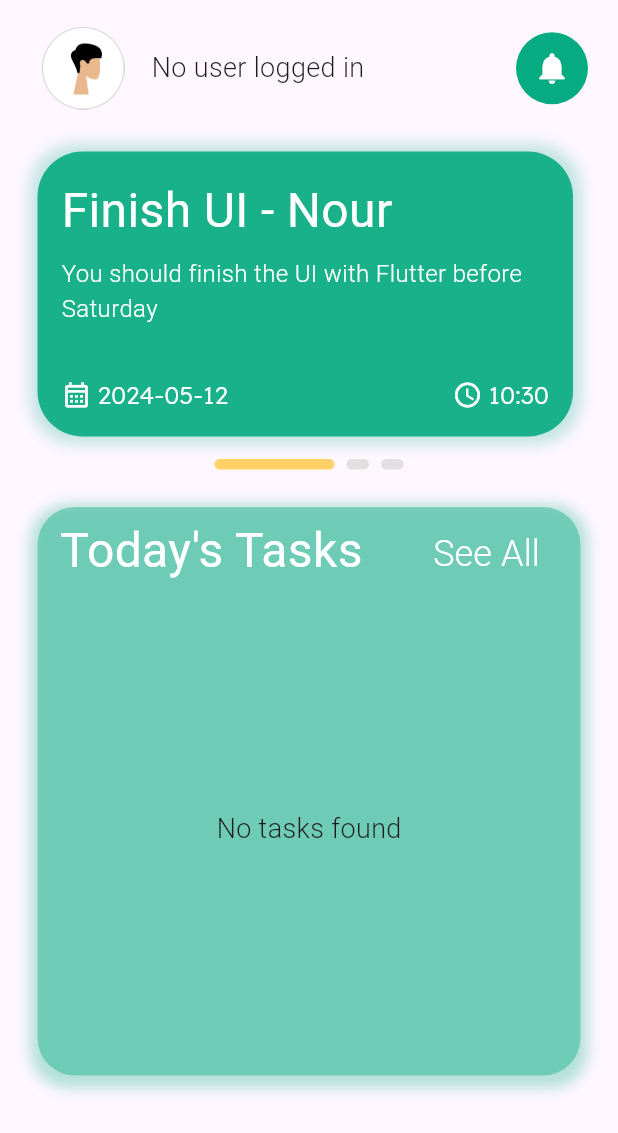
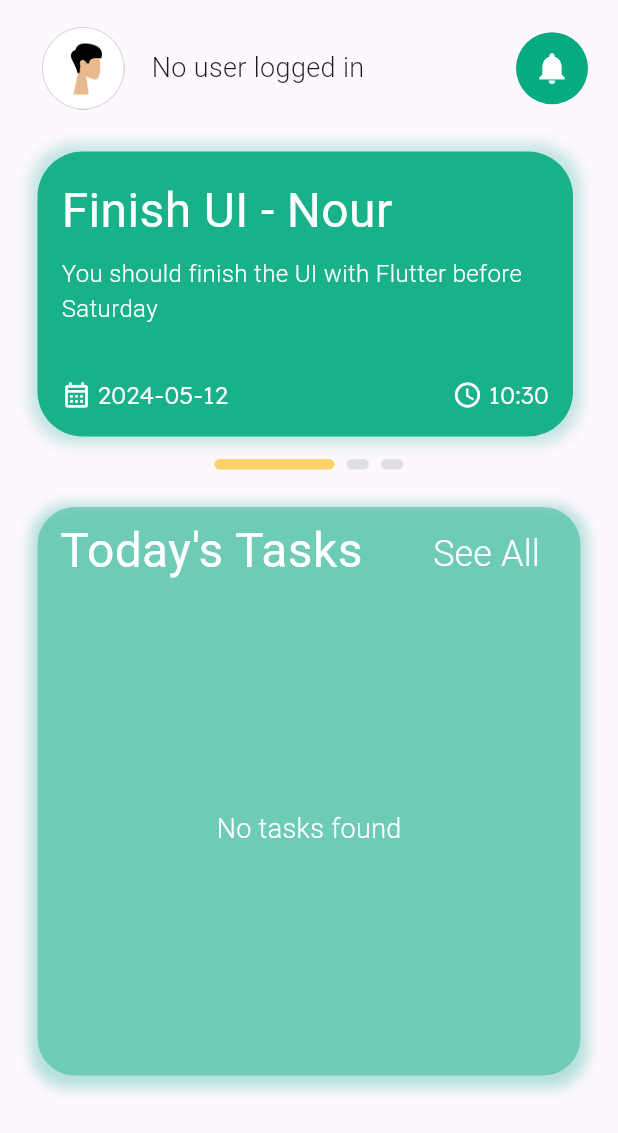
Before and after one commit to MhaamadAli/Cue-App, a Flutter app: the HomeScreenContent screen opened directly, on a phone screen of 412 x 824 dp. Shown: the top 1133 px of the screen. Run offline on Flutter 3.47's test engine with Material 3 defaults, Android fonts, the phone set to English and light mode, and no system bars; our stand-ins replace flutter_map, flutter_secure_storage, flutter_svg, geolocator, google_fonts, latlong2 and 1 more; accounts and stored records are empty.

Commit message:
frontend: loaded all todo tasks dynamically

```diff
--- a/mobile/lib/screens/Home/widgets/tasks_list_widget.dart
+++ b/mobile/lib/screens/Home/widgets/tasks_list_widget.dart
@@ -55,15 +55,18 @@ class TasksListWidget extends StatelessWidget {
                     fontSize: 24,
                     fontWeight: FontWeight.w300,
                   ),
-                  )),
+                ),
+              ),
             ],
           ),
           Expanded(
             child: Consumer<TasksProvider>(
               builder: (context, tasksProvider, child) {
-                final tasks = tasksProvider.allTasks;
+                final tasks = tasksProvider.todoTasks;
                 if (tasks.isEmpty) {
-                  return Center(child: Text('No tasks found'));
+                  return const Center(
+                      child: Text('No tasks found',
+                          style: TextStyle(color: Colors.white)));
                 }
                 return ListView.builder(
                   itemCount: tasks.length,
```
Lines whose indentation alone changed are shown as unchanged.
